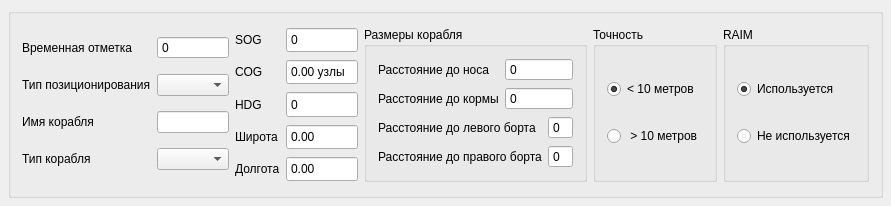
Before: the Qt Designer form AIS/ui/ClassB/Type19Simulator.ui in Jomart02/NaviSimulators, drawn with Qt 5.
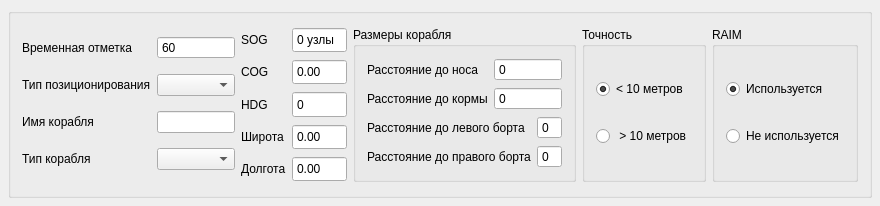
After: the same form once the commit is applied. Custom widgets are drawn as their Qt base class.

The edit to the form file:
```diff
--- a/AIS/ui/ClassB/Type19Simulator.ui
+++ b/AIS/ui/ClassB/Type19Simulator.ui
@@ -68,6 +68,12 @@
           <property name="buttonSymbols">
            <enum>QAbstractSpinBox::NoButtons</enum>
           </property>
+          <property name="minimum">
+           <number>60</number>
+          </property>
+          <property name="maximum">
+           <number>63</number>
+          </property>
          </widget>
         </item>
         <item row="3" column="0">
@@ -147,6 +153,9 @@
           <property name="buttonSymbols">
            <enum>QAbstractSpinBox::NoButtons</enum>
           </property>
+          <property name="maximum">
+           <number>359</number>
+          </property>
          </widget>
         </item>
         <item row="3" column="1">
@@ -160,6 +169,9 @@
           <property name="buttonSymbols">
            <enum>QAbstractSpinBox::NoButtons</enum>
           </property>
+          <property name="maximum">
+           <double>359.000000000000000</double>
+          </property>
          </widget>
         </item>
         <item row="1" column="0">
@@ -212,6 +224,15 @@
           <property name="buttonSymbols">
            <enum>QAbstractSpinBox::NoButtons</enum>
           </property>
+          <property name="suffix">
+           <string> узлы</string>
+          </property>
+          <property name="prefix">
+           <string/>
+          </property>
+          <property name="maximum">
+           <number>106</number>
+          </property>
          </widget>
         </item>
         <item row="4" column="1">
@@ -225,6 +246,9 @@
           <property name="buttonSymbols">
            <enum>QAbstractSpinBox::NoButtons</enum>
           </property>
+          <property name="maximum">
+           <double>359.000000000000000</double>
+          </property>
          </widget>
         </item>
         <item row="1" column="1">
@@ -242,7 +266,10 @@
            <string/>
           </property>
           <property name="suffix">
-           <string> узлы</string>
+           <string/>
+          </property>
+          <property name="maximum">
+           <double>359.000000000000000</double>
           </property>
          </widget>
         </item>
@@ -441,6 +468,18 @@
   </layout>
  </widget>
  <layoutdefault spacing="6" margin="11"/>
+ <customwidgets>
+  <customwidget>
+   <class>LatitudeEdit</class>
+   <extends>QDoubleSpinBox</extends>
+   <header>CoordinateEdit.h</header>
+  </customwidget>
+  <customwidget>
+   <class>LongitudeEdit</class>
+   <extends>QDoubleSpinBox</extends>
+   <header>CoordinateEdit.h</header>
+  </customwidget>
+ </customwidgets>
  <resources/>
  <connections/>
 </ui>
```
Left out of the diff: 4 changed lines with no effect on the pictures.
